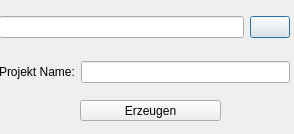
Before: the Qt Designer form ui/dialog.ui in quitejonny/godirec, drawn with Qt 5.
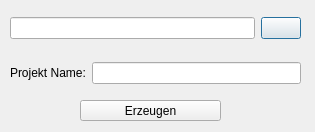
After: the same form once the commit is applied. Icons and pictures are not drawn.

Commit message: make PathDialog working

The edit to the form file:
```diff
--- a/ui/dialog.ui
+++ b/ui/dialog.ui
@@ -6,8 +6,8 @@
    <rect>
     <x>0</x>
     <y>0</y>
-    <width>294</width>
-    <height>134</height>
+    <width>315</width>
+    <height>132</height>
    </rect>
   </property>
   <property name="windowTitle">
@@ -16,8 +16,8 @@
   <widget class="QWidget" name="verticalLayoutWidget">
    <property name="geometry">
     <rect>
-     <x>-1</x>
-     <y>-1</y>
+     <x>10</x>
+     <y>0</y>
      <width>291</width>
      <height>101</height>
     </rect>
```
Left out of the diff: 8 changed lines with no effect on the pictures. The commit also changes 1 other file.
